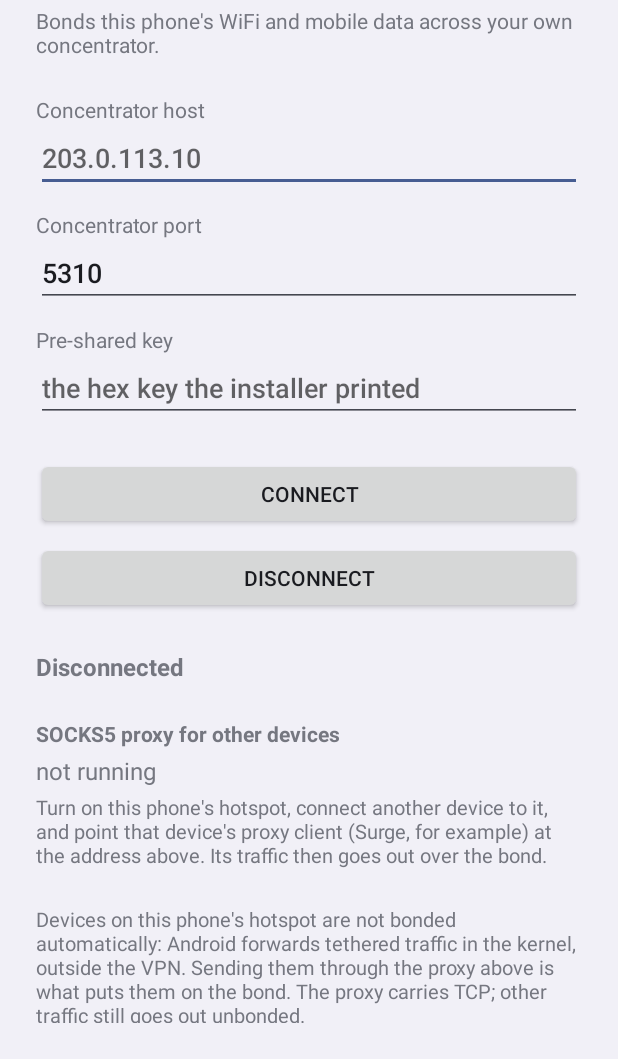
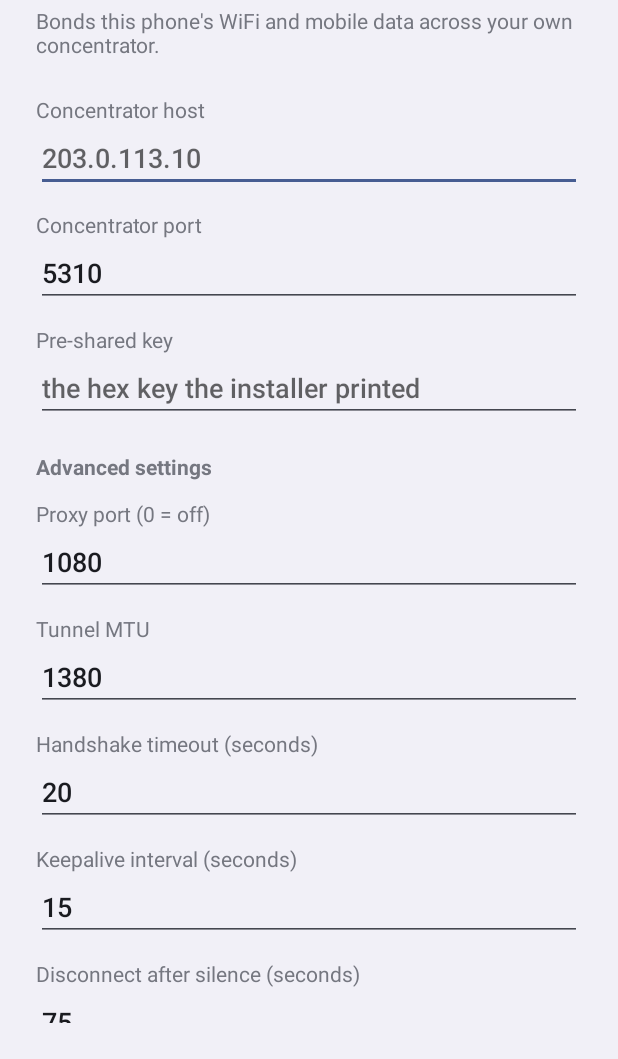
Before and after one commit to aegisdigitalsolutions/turbobond, an Android app: the screen it shows after launch (MainActivity), on a phone screen of 412 x 824 dp, the part 177-1236 px from its top. Run offline under Robolectric (Android 15) with nearby library versions, the phone set to English and light mode, and no system bars.

Commit message:
Add advanced Android connectivity settings
Co-authored-by: aegisdigitalsolutions <221491124+aegisdigitalsolutions@users.noreply.github.com>

```diff
--- a/android/app/src/main/kotlin/com/aegisdigital/turbobond/MainActivity.kt
+++ b/android/app/src/main/kotlin/com/aegisdigital/turbobond/MainActivity.kt
@@ -22,6 +22,11 @@ class MainActivity : Activity() {
     private lateinit var host: EditText
     private lateinit var port: EditText
     private lateinit var psk: EditText
+    private lateinit var proxyPort: EditText
+    private lateinit var mtu: EditText
+    private lateinit var pairTimeout: EditText
+    private lateinit var keepalive: EditText
+    private lateinit var silenceLimit: EditText
     private lateinit var status: TextView
     private lateinit var proxy: TextView
 
@@ -43,6 +48,11 @@ class MainActivity : Activity() {
         host = findViewById(R.id.host)
         port = findViewById(R.id.port)
         psk = findViewById(R.id.psk)
+        proxyPort = findViewById(R.id.proxyPort)
+        mtu = findViewById(R.id.mtu)
+        pairTimeout = findViewById(R.id.pairTimeout)
+        keepalive = findViewById(R.id.keepalive)
+        silenceLimit = findViewById(R.id.silenceLimit)
         status = findViewById(R.id.status)
         proxy = findViewById(R.id.proxy)
 
@@ -50,6 +60,11 @@ class MainActivity : Activity() {
         host.setText(saved.host)
         port.setText(saved.port.toString())
         psk.setText(saved.psk)
+        proxyPort.setText(saved.proxyPort.toString())
+        mtu.setText(saved.tunnelMtu.toString())
+        pairTimeout.setText((saved.pairTimeoutMs / 1000L).toString())
+        keepalive.setText((saved.keepaliveMs / 1000L).toString())
+        silenceLimit.setText((saved.silenceLimitMs / 1000L).toString())
         status.text = Status.latest
         showProxy()
 
@@ -92,7 +107,12 @@ class MainActivity : Activity() {
             host = host.text.toString().trim(),
             port = port.text.toString().trim().toIntOrNull() ?: 0,
             psk = psk.text.toString().trim(),
-        )
+            proxyPort = proxyPort.text.toString().trim().toIntOrNull() ?: 1080,
+            tunnelMtu = mtu.text.toString().trim().toIntOrNull() ?: 1380,
+            pairTimeoutMs = (pairTimeout.text.toString().trim().toLongOrNull() ?: 20L) * 1000L,
+            keepaliveMs = (keepalive.text.toString().trim().toLongOrNull() ?: 15L) * 1000L,
+            silenceLimitMs = (silenceLimit.text.toString().trim().toLongOrNull() ?: 75L) * 1000L,
+        ).normalized()
         if (!settings.isComplete) {
             Toast.makeText(this, "Enter the host, port and key from the server", Toast.LENGTH_LONG).show()
             return
@@ -116,8 +136,9 @@ class MainActivity : Activity() {
             status.text = "Permission refused"
             return
         }
+        val effective = Settings.load(this)
         startService(Intent(this, BondVpnService::class.java))
-        status.text = "Starting..."
+        status.text = "Starting ${effective.host}:${effective.port} (MTU ${effective.tunnelMtu})..."
     }
 
     companion object {
--- a/android/app/src/main/kotlin/com/aegisdigital/turbobond/Settings.kt
+++ b/android/app/src/main/kotlin/com/aegisdigital/turbobond/Settings.kt
@@ -10,8 +10,25 @@ data class Settings(
     val psk: String = "",
     /** Where other devices reach the bond. Zero turns the proxy off. */
     val proxyPort: Int = 1080,
+    /** VPN interface MTU. */
+    val tunnelMtu: Int = 1380,
+    /** Handshake timeout before giving up. */
+    val pairTimeoutMs: Long = 20_000L,
+    /** Keepalive interval while connected. */
+    val keepaliveMs: Long = 15_000L,
+    /** Release the tunnel if nothing authenticated arrives for this long. */
+    val silenceLimitMs: Long = 75_000L,
 ) {
     val isComplete: Boolean get() = host.isNotBlank() && psk.isNotBlank() && port in 1..65535
+
+    fun normalized(): Settings = copy(
+        port = port.coerceIn(1, 65535),
+        proxyPort = proxyPort.coerceIn(0, 65535),
+        tunnelMtu = tunnelMtu.coerceIn(576, 9000),
+        pairTimeoutMs = pairTimeoutMs.coerceIn(3_000L, 120_000L),
+        keepaliveMs = keepaliveMs.coerceIn(5_000L, 60_000L),
+        silenceLimitMs = silenceLimitMs.coerceIn(15_000L, 300_000L),
+    )
 
     companion object {
         private const val FILE = "turbobond"
@@ -23,15 +40,24 @@ data class Settings(
                 port = prefs.getInt("port", 5310),
                 psk = prefs.getString("psk", "").orEmpty(),
                 proxyPort = prefs.getInt("proxyPort", 1080),
-            )
+                tunnelMtu = prefs.getInt("tunnelMtu", 1380),
+                pairTimeoutMs = prefs.getLong("pairTimeoutMs", 20_000L),
+                keepaliveMs = prefs.getLong("keepaliveMs", 15_000L),
+                silenceLimitMs = prefs.getLong("silenceLimitMs", 75_000L),
+            ).normalized()
         }
 
         fun save(context: Context, settings: Settings) {
+            val normalized = settings.normalized()
             context.getSharedPreferences(FILE, Context.MODE_PRIVATE).edit()
                 .putString("host", settings.host.trim())
-                .putInt("port", settings.port)
-                .putString("psk", settings.psk.trim())
-                .putInt("proxyPort", settings.proxyPort)
+                .putInt("port", normalized.port)
+                .putString("psk", normalized.psk.trim())
+                .putInt("proxyPort", normalized.proxyPort)
+                .putInt("tunnelMtu", normalized.tunnelMtu)
+                .putLong("pairTimeoutMs", normalized.pairTimeoutMs)
+                .putLong("keepaliveMs", normalized.keepaliveMs)
+                .putLong("silenceLimitMs", normalized.silenceLimitMs)
                 .apply()
         }
     }
--- a/android/app/src/main/res/layout/activity_main.xml
+++ b/android/app/src/main/res/layout/activity_main.xml
@@ -65,6 +65,83 @@
             android:hint="@string/hint_psk"
             android:inputType="textVisiblePassword" />
 
+        <TextView
+            android:layout_width="match_parent"
+            android:layout_height="wrap_content"
+            android:layout_marginTop="20dp"
+            android:text="@string/advanced_heading"
+            android:textStyle="bold" />
+
+        <TextView
+            android:layout_width="match_parent"
+            android:layout_height="wrap_content"
+            android:layout_marginTop="12dp"
+            android:text="@string/label_proxy_port" />
+
+        <EditText
+            android:id="@+id/proxyPort"
+            android:layout_width="match_parent"
+            android:layout_height="wrap_content"
+            android:autofillHints="none"
+            android:inputType="number"
+            android:text="@string/default_proxy_port" />
+
+        <TextView
+            android:layout_width="match_parent"
+            android:layout_height="wrap_content"
+            android:layout_marginTop="12dp"
+            android:text="@string/label_mtu" />
+
+        <EditText
+            android:id="@+id/mtu"
+            android:layout_width="match_parent"
+            android:layout_height="wrap_content"
+            android:autofillHints="none"
+            android:inputType="number"
+            android:text="@string/default_mtu" />
+
+        <TextView
+            android:layout_width="match_parent"
+            android:layout_height="wrap_content"
+            android:layout_marginTop="12dp"
+            android:text="@string/label_pair_timeout" />
+
+        <EditText
+            android:id="@+id/pairTimeout"
+            android:layout_width="match_parent"
+            android:layout_height="wrap_content"
+            android:autofillHints="none"
+            android:inputType="number"
+            android:text="@string/default_pair_timeout" />
+
+        <TextView
+            android:layout_width="match_parent"
+            android:layout_height="wrap_content"
+            android:layout_marginTop="12dp"
+            android:text="@string/label_keepalive" />
+
+        <EditText
+            android:id="@+id/keepalive"
+            android:layout_width="match_parent"
+            android:layout_height="wrap_content"
+            android:autofillHints="none"
+            android:inputType="number"
+            android:text="@string/default_keepalive" />
+
+        <TextView
+            android:layout_width="match_parent"
+            android:layout_height="wrap_content"
+            android:layout_marginTop="12dp"
+            android:text="@string/label_silence_limit" />
+
+        <EditText
+            android:id="@+id/silenceLimit"
+            android:layout_width="match_parent"
+            android:layout_height="wrap_content"
+            android:autofillHints="none"
+            android:inputType="number"
+            android:text="@string/default_silence_limit" />
+
         <Button
             android:id="@+id/connect"
             android:layout_width="match_parent"
--- a/android/app/src/main/res/values/strings.xml
+++ b/android/app/src/main/res/values/strings.xml
@@ -8,6 +8,17 @@
     <string name="default_port">5310</string>
     <string name="label_psk">Pre-shared key</string>
     <string name="hint_psk">the hex key the installer printed</string>
+    <string name="advanced_heading">Advanced settings</string>
+    <string name="label_proxy_port">Proxy port (0 = off)</string>
+    <string name="default_proxy_port">1080</string>
+    <string name="label_mtu">Tunnel MTU</string>
+    <string name="default_mtu">1380</string>
+    <string name="label_pair_timeout">Handshake timeout (seconds)</string>
+    <string name="default_pair_timeout">20</string>
+    <string name="label_keepalive">Keepalive interval (seconds)</string>
+    <string name="default_keepalive">15</string>
+    <string name="label_silence_limit">Disconnect after silence (seconds)</string>
+    <string name="default_silence_limit">75</string>
     <string name="connect">Connect</string>
     <string name="disconnect">Disconnect</string>
     <string name="proxy_heading">SOCKS5 proxy for other devices</string>
```
Also changed, not shown: android/app/src/main/kotlin/com/aegisdigital/turbobond/BondVpnService.kt (+15 -22 lines), 1 other file.
